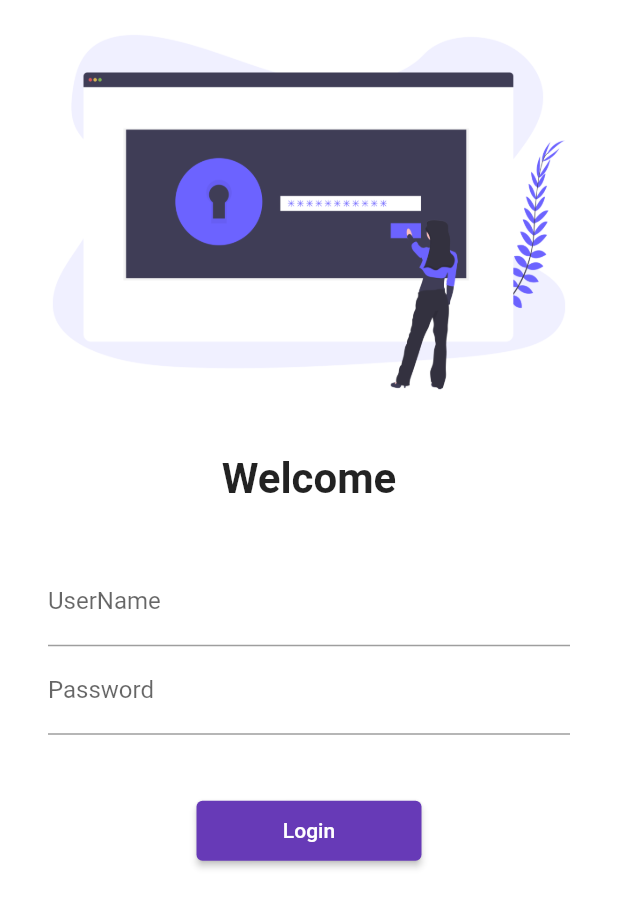
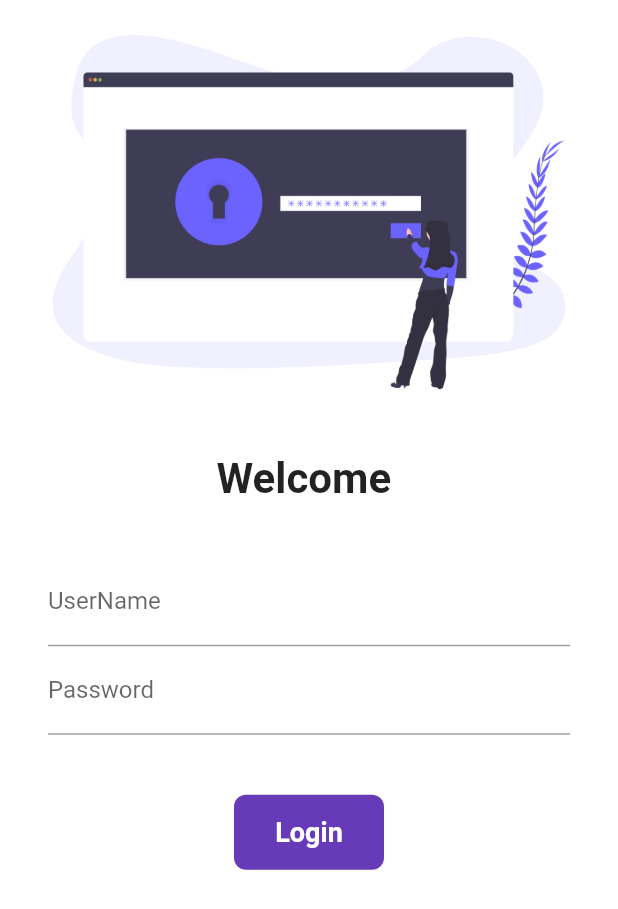
Before and after one commit to GurshehzadSingh/Flutter-Tour, a Flutter app: the screen it shows after launch, on a phone screen of 412 x 824 dp. Shown: the top 909 px of the screen. Run offline on Flutter 3.47's test engine with Material 2 defaults, Android fonts, the light colour scheme and no system bars.

Commit message:
day 6 completed

```diff
--- a/lib/pages/login_page.dart
+++ b/lib/pages/login_page.dart
@@ -1,8 +1,15 @@
 import "package:flutter/material.dart";
 import 'package:flutter_revision/utils/routes.dart';
 
-class LoginPage extends StatelessWidget {
+class LoginPage extends StatefulWidget {
 
+  @override
+  _LoginPageState createState() => _LoginPageState();
+}
+
+class _LoginPageState extends State<LoginPage> {
+  String name="";
+  bool changeButton=false;
   @override
   Widget build(BuildContext context) {
     return Material(
@@ -16,7 +23,7 @@ class LoginPage extends StatelessWidget {
             SizedBox(
                height: 20.0
                ),
-            Text("Welcome",
+            Text("Welcome $name",
             style: TextStyle(
               fontSize: 28,
               fontWeight:  FontWeight.bold,
@@ -32,25 +39,57 @@ class LoginPage extends StatelessWidget {
                    decoration: InputDecoration(
                      hintText: "Enter UserName",
                      labelText: "UserName"
-                   )
+                   ),
+                    onChanged: (value){
+                     name=value;
+                     setState(() {});
+                   },
                  ),
                  TextFormField(
                    obscureText: true,
                    decoration: InputDecoration(
                      hintText: "Enter Password",
                      labelText: "Password"
-                   )
+                   ),
                  ),
                   SizedBox(
                height: 40.0
                ),
-                ElevatedButton(
-                  child: Text("Login"),
-                  style: TextButton.styleFrom(minimumSize: Size(150,40)),
-                  onPressed: (){
+               InkWell (
+                 onTap:()async{
+                   setState(() {
+                     changeButton=true;
+                   });
+                   await Future.delayed(Duration(seconds:1));
                     Navigator.pushNamed(context,MyRoutes.homeRoute);
-                  },
-                )
+                 },
+               child: AnimatedContainer(
+                 duration: Duration(seconds: 1),
+                  width:changeButton? 50 :100,
+                  height: 50,
+
+                  alignment: Alignment.center,
+                  child: changeButton?Icon(Icons.done,color:Colors.white): Text("Login",
+                  style: TextStyle(
+                      color: Colors.white,
+                      fontWeight: FontWeight.bold,
+                      fontSize: 18
+                  ),
+                  ),
+                  decoration: BoxDecoration(
+                    color:Colors.deepPurple,
+                    // shape: changeButton ?BoxShape.circle:BoxShape.rectangle,
+                    borderRadius: BorderRadius.circular(changeButton? 50: 8)
+                  ),
+                 ),
+               ),
+                // ElevatedButton(
+                //   child: Text("Login"),
+                //   style: TextButton.styleFrom(minimumSize: Size(150,40)),
+                //   onPressed: (){
+                //     Navigator.pushNamed(context,MyRoutes.homeRoute);
+                //   },
+                // )
                 ],
                 ),
               )
```
